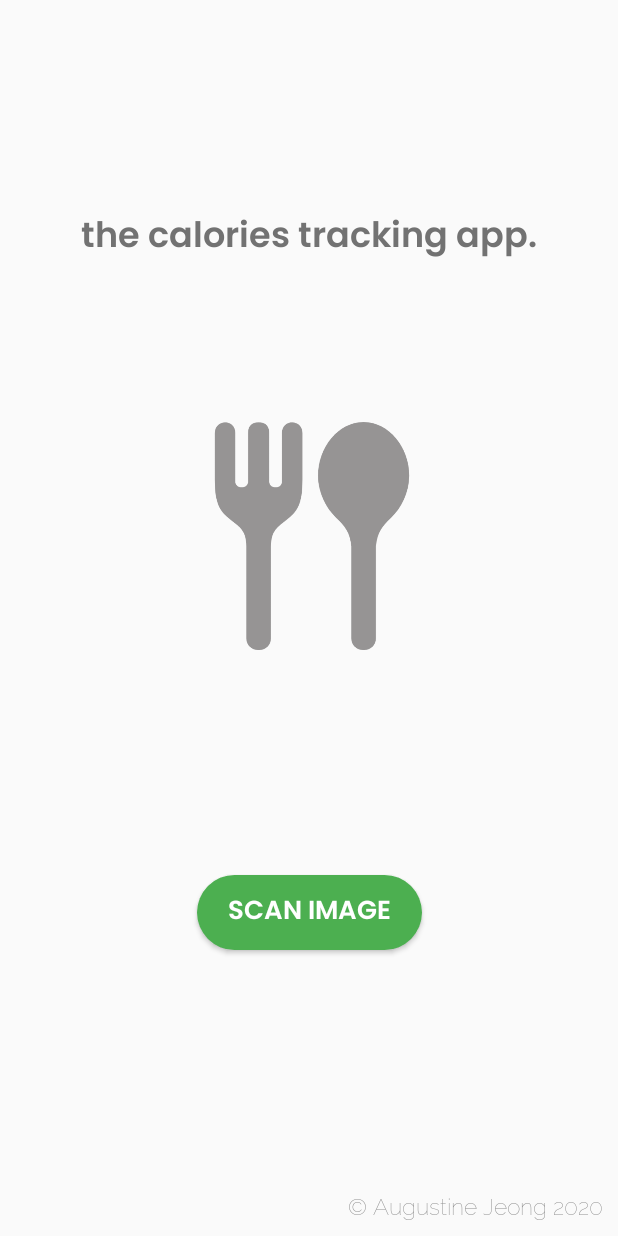
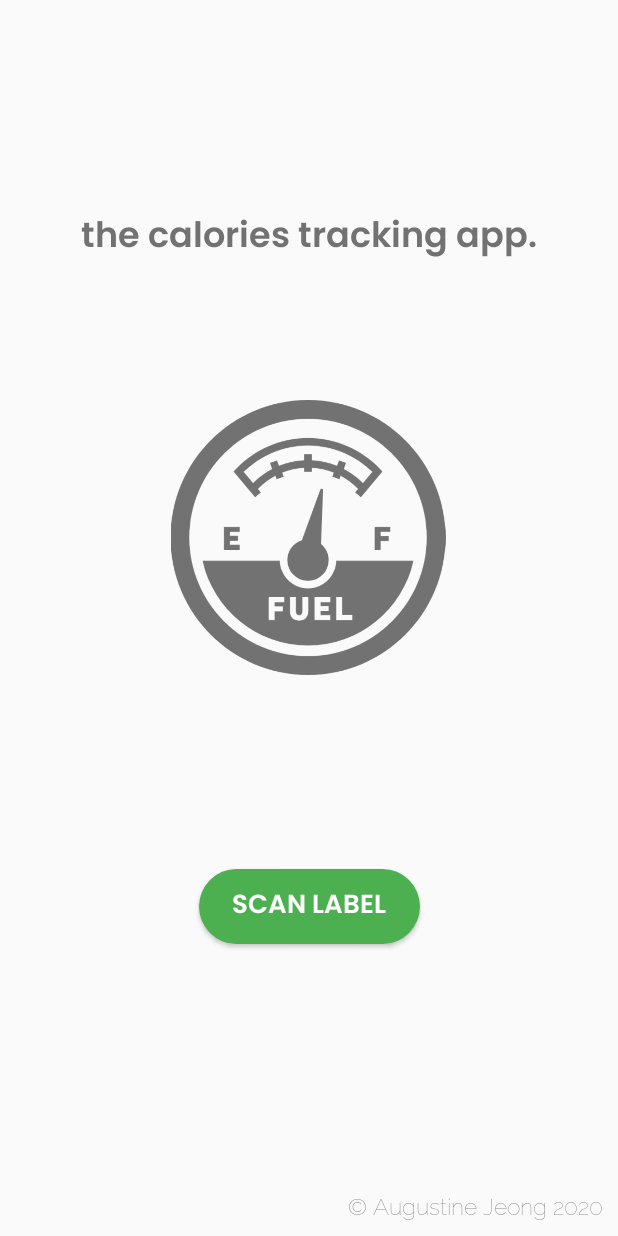
Before and after one commit to AugustineJeong/The-Calorie-Tracking-App, an Android app: the screen it shows after launch (StartActivity), on a phone screen of 412 x 824 dp. Run offline under Robolectric (Android 15) with nearby library versions, the phone set to English and light mode, and no system bars; Roboto replaces fonts that are not available here.

Commit message:
UI Update.

```diff
--- a/app/src/main/res/layout/activity_main.xml
+++ b/app/src/main/res/layout/activity_main.xml
@@ -26,13 +26,14 @@
 
     <Button
         android:id="@+id/button"
-        android:layout_width="150dp"
+        android:layout_width="147dp"
         android:layout_height="50dp"
         android:layout_marginTop="250dp"
         android:background="@drawable/rounded_button_background"
         android:fontFamily="@font/poppins_semibold"
         android:onClick="takePhotoIntent"
-        android:text="Scan Image"
+        android:text="SCAN LABEL"
+        android:textAlignment="center"
         android:textColor="#FFFFFF"
         android:textSize="17.5dp"
         app:layout_constraintBottom_toBottomOf="parent"
@@ -40,7 +41,7 @@
         app:layout_constraintHorizontal_bias="0.5"
         app:layout_constraintStart_toStartOf="parent"
         app:layout_constraintTop_toTopOf="@+id/textView"
-        app:layout_constraintVertical_bias="0.506" />
+        app:layout_constraintVertical_bias="0.495" />
 
     <TextView
         android:id="@+id/textView2"
@@ -57,14 +58,15 @@
 
     <ImageView
         android:id="@+id/imageView"
-        android:layout_width="152dp"
-        android:layout_height="184dp"
+        android:layout_width="217dp"
+        android:layout_height="183dp"
+        android:layout_marginEnd="1dp"
         app:layout_constraintBottom_toTopOf="@+id/button"
         app:layout_constraintEnd_toEndOf="parent"
-        app:layout_constraintHorizontal_bias="0.507"
+        app:layout_constraintHorizontal_bias="0.5"
         app:layout_constraintStart_toStartOf="parent"
         app:layout_constraintTop_toBottomOf="@+id/textView"
-        app:layout_constraintVertical_bias="0.393"
-        app:srcCompat="@drawable/spoon_and_fork" />
+        app:layout_constraintVertical_bias="0.406"
+        app:srcCompat="@drawable/home_logo" />
 
 </androidx.constraintlayout.widget.ConstraintLayout>
```
